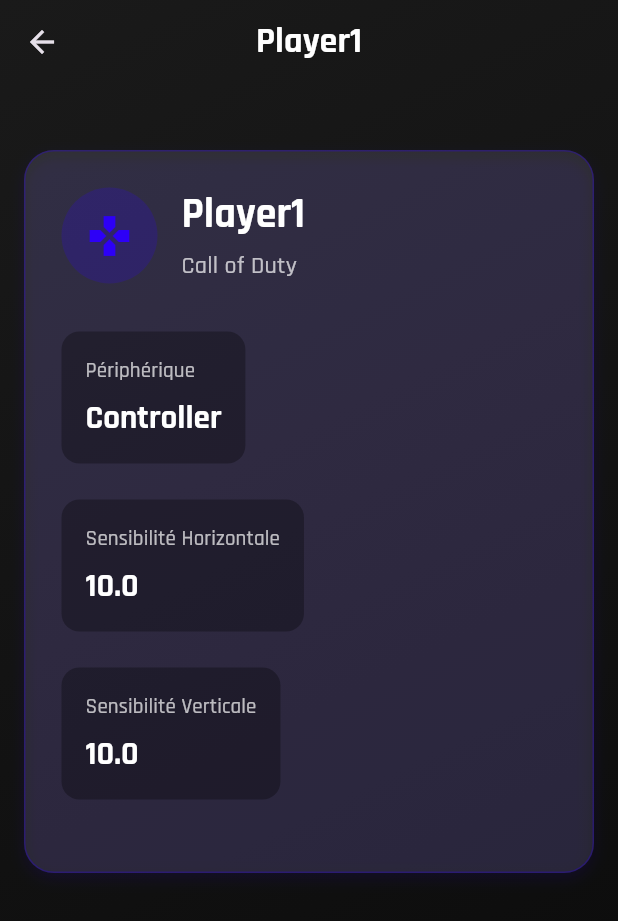
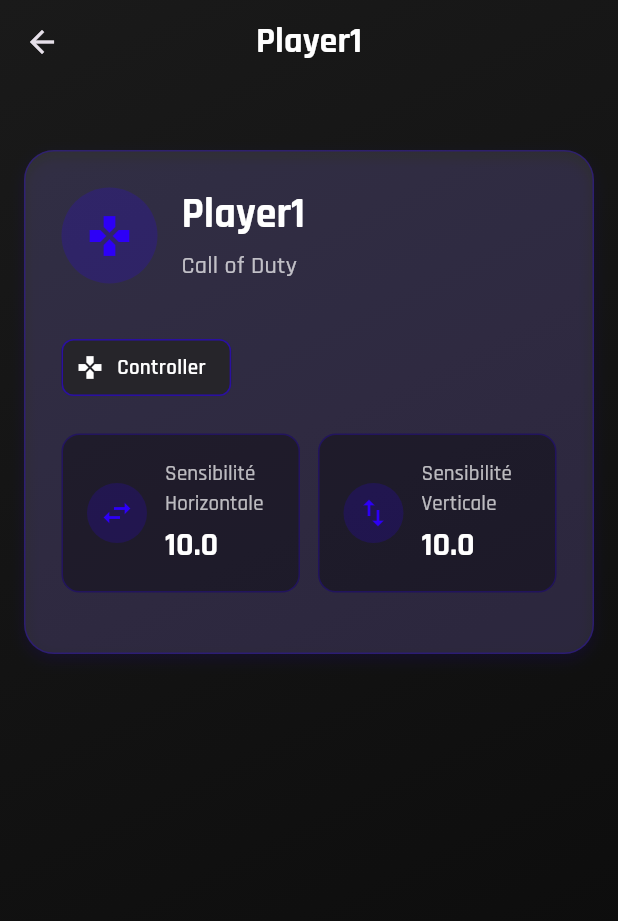
Before and after one commit to dejaham/fpsprosettings, a Flutter app: the PlayerDetailsPage screen opened directly with sample values from the repository, on a phone screen of 412 x 824 dp. Shown: the top 921 px of the screen. Run offline on Flutter 3.47's test engine with Material 3 defaults, Android fonts, the light colour scheme and no system bars; our stand-ins replace cloud_firestore, firebase_core, google_fonts; accounts and stored records are empty.

Commit message:
modification design du detail des joueurs

```diff
--- a/lib/screens/player_details_page.dart
+++ b/lib/screens/player_details_page.dart
@@ -68,10 +68,13 @@ class PlayerDetailsPage extends StatelessWidget {
                           height: 64,
                           decoration: BoxDecoration(
                             shape: BoxShape.circle,
-                            color: Theme.of(context).primaryColor.withOpacity(0.2),
+                            color:
+                                Theme.of(context).primaryColor.withOpacity(0.2),
                           ),
                           child: Icon(
-                            player.device == 'Mouse' ? Icons.mouse : Icons.gamepad,
+                            player.device == 'Mouse'
+                                ? Icons.mouse
+                                : Icons.gamepad,
                             color: Theme.of(context).primaryColor,
                             size: 32,
                           ),
@@ -84,7 +87,10 @@ class PlayerDetailsPage extends StatelessWidget {
                             children: [
                               Text(
                                 player.name,
-                                style: Theme.of(context).textTheme.headlineMedium?.copyWith(
+                                style: Theme.of(context)
+                                    .textTheme
+                                    .headlineMedium
+                                    ?.copyWith(
                                       color: Colors.white,
                                       fontWeight: FontWeight.bold,
                                     ),
@@ -92,7 +98,10 @@ class PlayerDetailsPage extends StatelessWidget {
                               SizedBox(height: 4),
                               Text(
                                 player.game,
-                                style: Theme.of(context).textTheme.titleMedium?.copyWith(
+                                style: Theme.of(context)
+                                    .textTheme
+                                    .titleMedium
+                                    ?.copyWith(
                                       color: Colors.white70,
                                     ),
                               ),
@@ -102,31 +111,73 @@ class PlayerDetailsPage extends StatelessWidget {
                       ],
                     ),
                     SizedBox(height: 32),
-                    // Section des paramètres du joueur
-                    _buildSettingSection(
+                    // Badges / Chips d'information rapides (ex: Périphérique)
+                    Wrap(
+                      spacing: 8,
+                      runSpacing: 8,
+                      children: [
+                        Chip(
+                          avatar: Icon(
+                            player.device == 'Mouse'
+                                ? Icons.mouse
+                                : Icons.gamepad,
+                            size: 18,
+                            color: Colors.white,
+                          ),
+                          label: Text(
+                            player.device,
+                            style: Theme.of(context)
+                                .textTheme
+                                .bodyMedium
+                                ?.copyWith(
+                                  color: Colors.white,
+                                  fontWeight: FontWeight.w600,
+                                ),
+                          ),
+                          backgroundColor: Colors.white.withOpacity(0.08),
+                          side: BorderSide(
+                            color: Theme.of(context)
+                                .primaryColor
+                                .withOpacity(0.35),
+                          ),
+                        ),
+                      ],
+                    ),
+                    SizedBox(height: 20),
+                    // Présentation des sensibilités sous forme de cartes métriques
+                    if (player.device == 'Mouse' &&
+                        player.sensitivityMouse != null)
+                      _metricCard(
                         context,
-                      'Périphérique',
-                      player.device,
-                    ),
-                    // Affichage conditionnel des paramètres de sensibilité selon le périphérique
-                    if (player.device == 'Mouse' && player.sensitivityMouse != null)
-                      _buildSettingSection(
-                        context,
-                        'Sensibilité Souris',
-                        player.sensitivityMouse.toString(),
+                        icon: Icons.mouse,
+                        label: 'Sensibilité Souris',
+                        value: player.sensitivityMouse!.toString(),
                       ),
                     if (player.device == 'Controller') ...[
-                      if (player.sensitivityControllerHorizontal != null)
-                        _buildSettingSection(
+                      Row(
+                        children: [
+                          Expanded(
+                            child: _metricCard(
                               context,
-                          'Sensibilité Horizontale',
-                          player.sensitivityControllerHorizontal.toString(),
+                              icon: Icons.swap_horiz,
+                              label: 'Sensibilité Horizontale',
+                              value: player.sensitivityControllerHorizontal
+                                      ?.toString() ??
+                                  '-',
                             ),
-                      if (player.sensitivityControllerVertical != null)
-                        _buildSettingSection(
+                          ),
+                          SizedBox(width: 12),
+                          Expanded(
+                            child: _metricCard(
                               context,
-                          'Sensibilité Verticale',
-                          player.sensitivityControllerVertical.toString(),
+                              icon: Icons.swap_vert,
+                              label: 'Sensibilité Verticale',
+                              value: player.sensitivityControllerVertical
+                                      ?.toString() ??
+                                  '-',
+                            ),
+                          ),
+                        ],
                       ),
                     ],
                   ],
@@ -139,19 +190,37 @@ class PlayerDetailsPage extends StatelessWidget {
     );
   }
 
-  // Widget réutilisable pour afficher une section de paramètres
-  Widget _buildSettingSection(BuildContext context, String label, String value) {
+  // Nouvelle carte métrique compacte et élégante
+  Widget _metricCard(BuildContext context,
+      {required IconData icon, required String label, required String value}) {
     return Container(
-      margin: EdgeInsets.only(bottom: 24.0),
+      margin: EdgeInsets.only(bottom: 16.0),
       padding: EdgeInsets.all(16),
       decoration: BoxDecoration(
         borderRadius: BorderRadius.circular(12),
-        color: Colors.black.withOpacity(0.3),
+        color: Colors.black.withOpacity(0.35),
+        border: Border.all(
+          color: Theme.of(context).primaryColor.withOpacity(0.25),
+          width: 1,
         ),
+      ),
+      child: Row(
+        crossAxisAlignment: CrossAxisAlignment.center,
+        children: [
+          Container(
+            width: 40,
+            height: 40,
+            decoration: BoxDecoration(
+              shape: BoxShape.circle,
+              color: Theme.of(context).primaryColor.withOpacity(0.18),
+            ),
+            child: Icon(icon, color: Theme.of(context).primaryColor),
+          ),
+          SizedBox(width: 12),
+          Expanded(
             child: Column(
               crossAxisAlignment: CrossAxisAlignment.start,
               children: [
-          // Étiquette du paramètre
                 Text(
                   label,
                   style: Theme.of(context).textTheme.titleSmall?.copyWith(
@@ -159,8 +228,7 @@ class PlayerDetailsPage extends StatelessWidget {
                         fontWeight: FontWeight.w500,
                       ),
                 ),
-          SizedBox(height: 8),
-          // Valeur du paramètre
+                SizedBox(height: 4),
                 Text(
                   value,
                   style: Theme.of(context).textTheme.titleLarge?.copyWith(
@@ -170,6 +238,9 @@ class PlayerDetailsPage extends StatelessWidget {
                 ),
               ],
             ),
+          ),
+        ],
+      ),
     );
   }
 }
```
Lines whose indentation alone changed are shown as unchanged.
